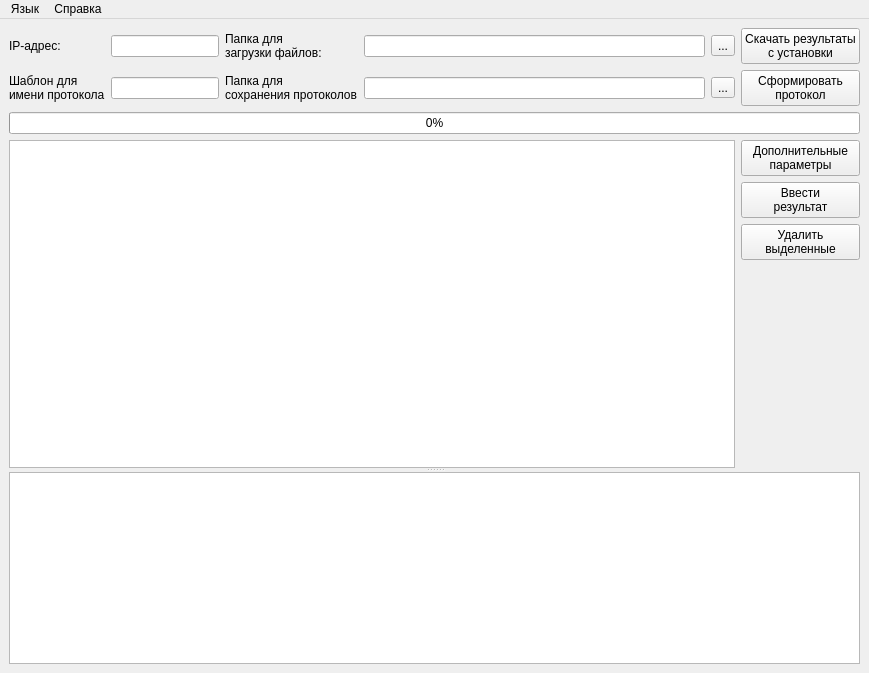
This is ui/mainwindow.ui in irsural/upms_1v_pc_python as Qt 5 draws it before an edit. The edited form follows.
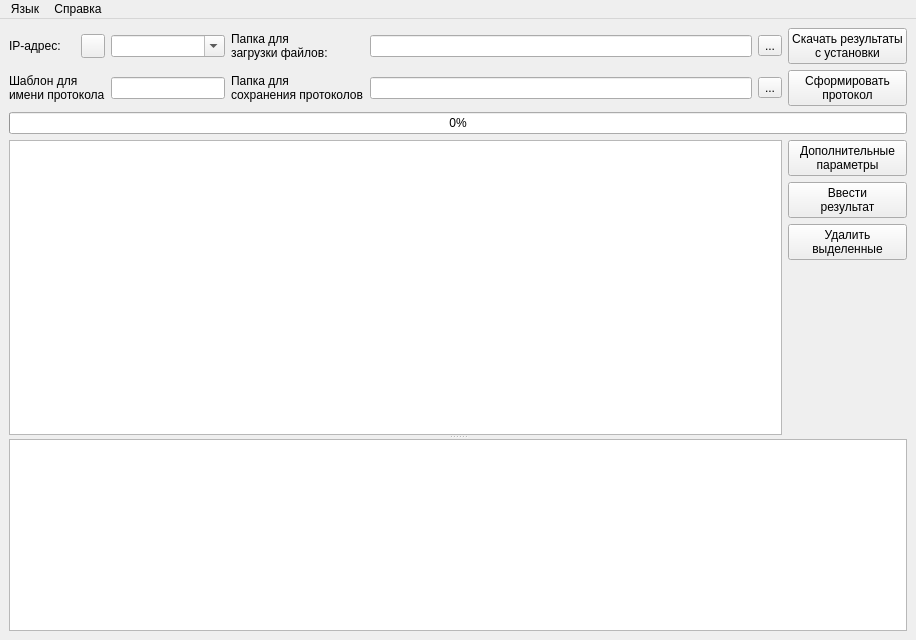
This is the edited form. Icons and pictures are not drawn.

```diff
--- a/ui/mainwindow.ui
+++ b/ui/mainwindow.ui
@@ -6,8 +6,8 @@
    <rect>
     <x>0</x>
     <y>0</y>
-    <width>869</width>
-    <height>673</height>
+    <width>916</width>
+    <height>640</height>
    </rect>
   </property>
   <property name="windowTitle">
@@ -64,7 +64,7 @@
            <widget class="QLineEdit" name="save_folder_edit">
             <property name="sizePolicy">
              <sizepolicy hsizetype="Expanding" vsizetype="Fixed">
-              <horstretch>1</horstretch>
+              <horstretch>10</horstretch>
               <verstretch>0</verstretch>
              </sizepolicy>
             </property>
@@ -73,9 +73,6 @@
             </property>
            </widget>
           </item>
-          <item row="0" column="1">
-           <widget class="QLineEdit" name="ip_edit"/>
-          </item>
           <item row="5" column="5">
            <layout class="QVBoxLayout" name="verticalLayout_2">
             <item>
@@ -126,7 +123,14 @@
            </widget>
           </item>
           <item row="3" column="1">
-           <widget class="QLineEdit" name="name_template_edit"/>
+           <widget class="QLineEdit" name="name_template_edit">
+            <property name="sizePolicy">
+             <sizepolicy hsizetype="Expanding" vsizetype="Fixed">
+              <horstretch>3</horstretch>
+              <verstretch>0</verstretch>
+             </sizepolicy>
+            </property>
+           </widget>
           </item>
           <item row="4" column="0" colspan="6">
            <widget class="QProgressBar" name="download_progress_bar">
@@ -159,7 +163,7 @@
            <widget class="QLineEdit" name="download_path_edit">
             <property name="sizePolicy">
              <sizepolicy hsizetype="Expanding" vsizetype="Fixed">
-              <horstretch>1</horstretch>
+              <horstretch>10</horstretch>
               <verstretch>0</verstretch>
              </sizepolicy>
             </property>
@@ -193,13 +197,6 @@
             </property>
            </widget>
           </item>
-          <item row="0" column="0">
-           <widget class="QLabel" name="label">
-            <property name="text">
-             <string>IP-адрес:</string>
-            </property>
-           </widget>
-          </item>
           <item row="0" column="4">
            <widget class="QToolButton" name="choose_download_path_button">
             <property name="text">
@@ -236,6 +233,51 @@
             </attribute>
            </widget>
           </item>
+          <item row="0" column="1">
+           <layout class="QHBoxLayout" name="horizontalLayout">
+            <item>
+             <widget class="QComboBox" name="ip_combobox">
+              <property name="sizePolicy">
+               <sizepolicy hsizetype="Expanding" vsizetype="Fixed">
+                <horstretch>3</horstretch>
+                <verstretch>0</verstretch>
+               </sizepolicy>
+              </property>
+              <property name="editable">
+               <bool>true</bool>
+              </property>
+             </widget>
+            </item>
+           </layout>
+          </item>
+          <item row="0" column="0">
+           <layout class="QHBoxLayout" name="horizontalLayout_2">
+            <item>
+             <widget class="QLabel" name="label">
+              <property name="text">
+               <string>IP-адрес:</string>
+              </property>
+             </widget>
+            </item>
+            <item>
+             <widget class="QPushButton" name="get_ip_button">
+              <property name="maximumSize">
+               <size>
+                <width>24</width>
+                <height>24</height>
+               </size>
+              </property>
+              <property name="text">
+               <string/>
+              </property>
+              <property name="icon">
+               <iconset resource="../../irspy/qt/resources/icons.qrc">
+                <normaloff>:/icons/icons/update.png</normaloff>:/icons/icons/update.png</iconset>
+              </property>
+             </widget>
+            </item>
+           </layout>
+          </item>
          </layout>
         </item>
        </layout>
@@ -274,7 +316,7 @@
     <rect>
      <x>0</x>
      <y>0</y>
-     <width>869</width>
+     <width>916</width>
      <height>21</height>
     </rect>
    </property>
```
